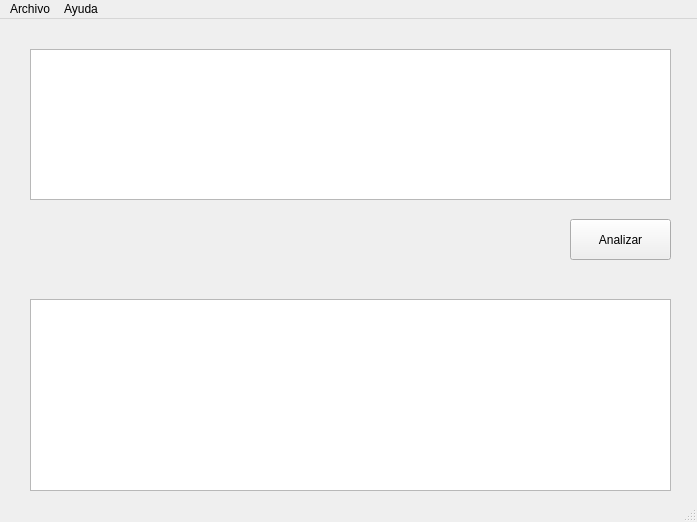
This is interfaz/interfazQT.ui in LFTPadilla/compilador as Qt 5 draws it before an edit. The edited form follows.
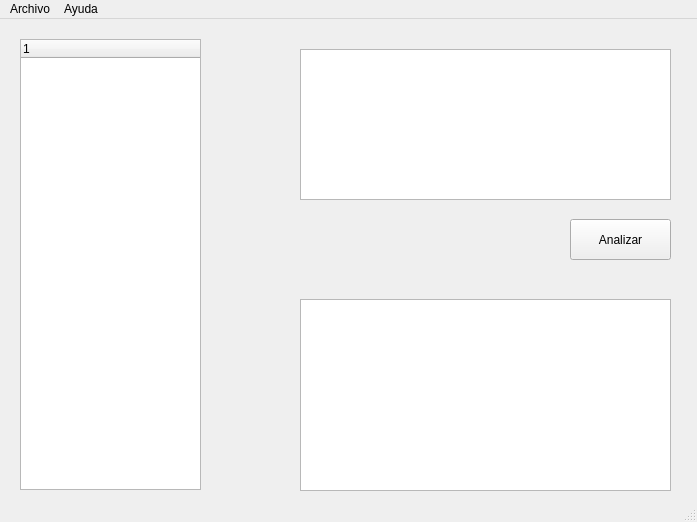
This is the edited form.

Diff of the .ui file:
```diff
--- a/interfaz/interfazQT.ui
+++ b/interfaz/interfazQT.ui
@@ -33,9 +33,9 @@
    <widget class="QPlainTextEdit" name="txtCodigo">
     <property name="geometry">
      <rect>
-      <x>30</x>
+      <x>300</x>
       <y>30</y>
-      <width>641</width>
+      <width>371</width>
       <height>151</height>
      </rect>
     </property>
@@ -43,13 +43,28 @@
    <widget class="QListWidget" name="listViewTokens">
     <property name="geometry">
      <rect>
-      <x>30</x>
+      <x>300</x>
       <y>280</y>
-      <width>641</width>
+      <width>371</width>
       <height>192</height>
      </rect>
     </property>
    </widget>
+   <widget class="QTreeWidget" name="treeWidget">
+    <property name="geometry">
+     <rect>
+      <x>20</x>
+      <y>20</y>
+      <width>181</width>
+      <height>451</height>
+     </rect>
+    </property>
+    <column>
+     <property name="text">
+      <string notr="true">1</string>
+     </property>
+    </column>
+   </widget>
   </widget>
   <widget class="QMenuBar" name="menubar">
    <property name="geometry">
```
